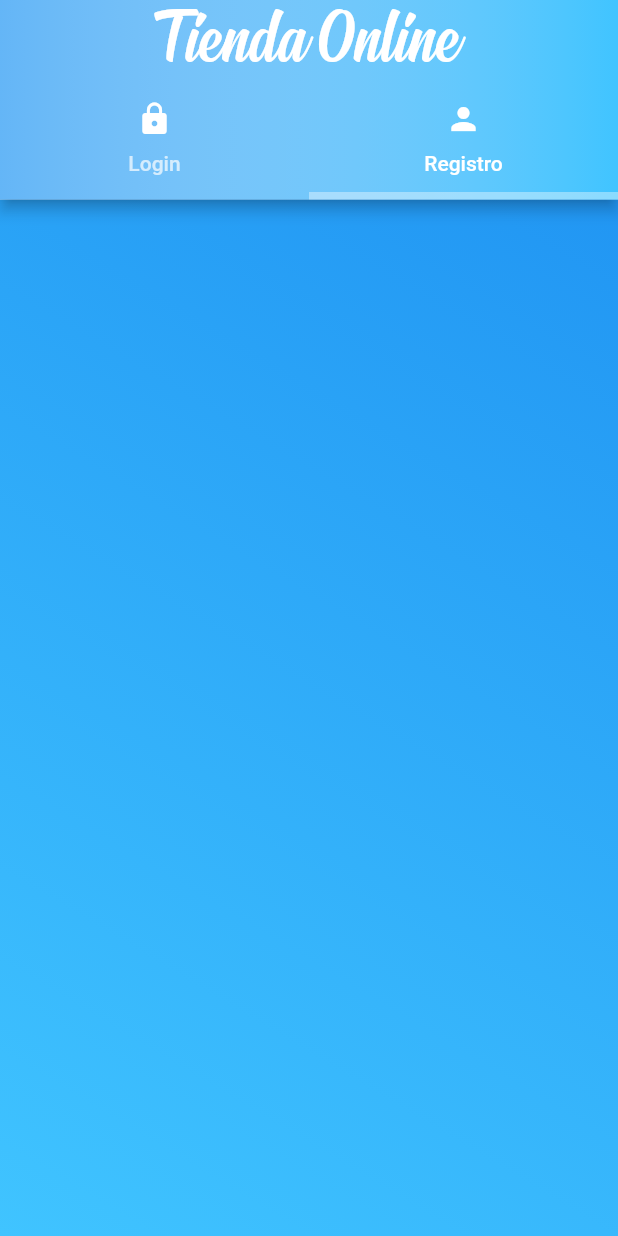
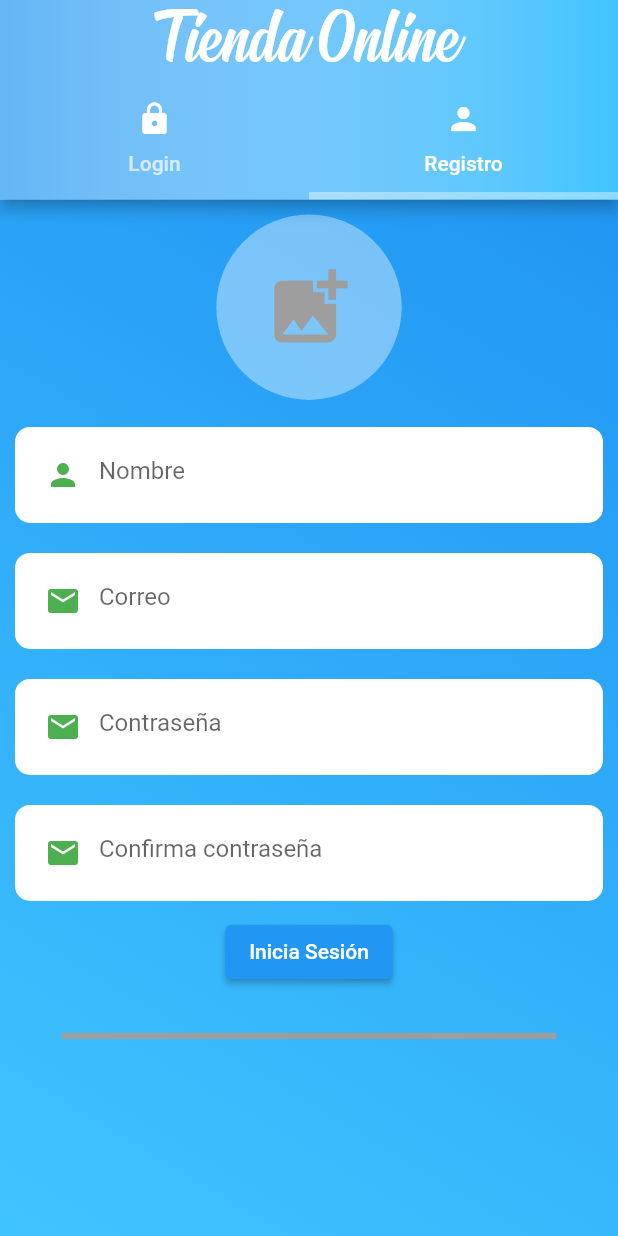
Before and after one commit to JavierGold/learning-flutter-firebase, a Flutter app: the screen it shows after launch, tab 2 chosen, on a phone screen of 412 x 824 dp. Run offline on Flutter 3.47's test engine with Material 2 defaults, Android fonts, the phone set to English and light mode, and no system bars; our stand-ins replace cloud_firestore, firebase_auth, firebase_storage, fluttertoast, image_picker, shared_preferences; accounts and stored records are empty.

Commit message:
Registro text inputs

```diff
--- a/e_shop/lib/Authentication/register.dart
+++ b/e_shop/lib/Authentication/register.dart
@@ -16,12 +16,88 @@ class Register extends StatefulWidget {
   _RegisterState createState() => _RegisterState();
 }
 
+final TextEditingController _nameTextEditingController = TextEditingController();
+final TextEditingController _emailTextEditingController = TextEditingController();
+final TextEditingController _passwordTextEditingController = TextEditingController();
+final TextEditingController _cPasswordTextEditingController = TextEditingController();
+final GlobalKey<FormState> _formKey = GlobalKey<FormState>();
+String userImageUrl = "";
+File _imageFile;
+
+
 
 
 class _RegisterState extends State<Register>
 {
   @override
   Widget build(BuildContext context) {
-    return Text("");
+    double _screenWidth = MediaQuery.of(context).size.width, _screenHeight = MediaQuery.of(context).size.height;
+    return SingleChildScrollView(
+      child: Container(
+        child: Column(
+          mainAxisSize: MainAxisSize.max,
+          children: [
+            SizedBox(height: 10,),
+            InkWell(
+              onTap: ()=>print("selected"),
+              child: CircleAvatar(
+                radius: _screenWidth * 0.15,
+                backgroundColor:Colors.white38,
+                backgroundImage: _imageFile==null ? null: FileImage(_imageFile),
+                child: _imageFile == null ? Icon(Icons.add_photo_alternate,size: _screenWidth * 0.15,color: Colors.grey,
+                ):null,
+              ),
+            ),
+            SizedBox(height: 8.0,),
+            Form(
+              key: _formKey,
+              child: Column(
+                children: [
+                  CustomTextField(
+                    controller: _nameTextEditingController,
+                    data: Icons.person,
+                    hintText: "Nombre",
+                    isObsecure: false,
+                  ),
+                  CustomTextField(
+                    controller: _emailTextEditingController,
+                    data: Icons.email,
+                    hintText: "Correo",
+                    isObsecure: false,
+                  ),
+                  CustomTextField(
+                    controller: _passwordTextEditingController,
+                    data: Icons.email,
+                    hintText: "Contraseña",
+                    isObsecure: true,
+                  ),
+                  CustomTextField(
+                    controller: _cPasswordTextEditingController,
+                    data: Icons.email,
+                    hintText: "Confirma contraseña",
+                    isObsecure: true,
+                  ),
+                ],
+              ),
+            ),
+            ElevatedButton(
+              onPressed: ()=>("clicked"),
+              child: Text("Inicia Sesión",style: TextStyle(color: Colors.white),),
+            ),
+            SizedBox(
+              height: 30.0,
+            ),
+            Container(
+              height: 4.0,
+              width: _screenWidth * 0.8,
+              color: Colors.grey,
+            ),
+            SizedBox(
+              height: 15.0,
+            ),
+          ],
+        ),
+      ),
+    );
   }
 }
--- a/e_shop/lib/Widgets/customTextField.dart
+++ b/e_shop/lib/Widgets/customTextField.dart
@@ -20,6 +20,26 @@ class CustomTextField extends StatelessWidget
   {
     return Container
     (
+      decoration: BoxDecoration(
+        color: Colors.white,
+        borderRadius: BorderRadius.all(Radius.circular(10.0))
+      ),
+      padding: EdgeInsets.all(8.0),
+      margin: EdgeInsets.all(10.0),
+      child: TextFormField(
+        controller: controller,
+        obscureText: isObsecure,
+        cursorColor: Theme.of(context).primaryColor,
+        decoration: InputDecoration(
+          border: InputBorder.none,
+          prefixIcon: Icon(
+            data,
+            color: Theme.of(context).primaryColor,
+          ),
+         focusColor: Theme.of(context).primaryColor,
+          hintText: hintText,
+        ),
+      ),
     );
   }
 }
```
